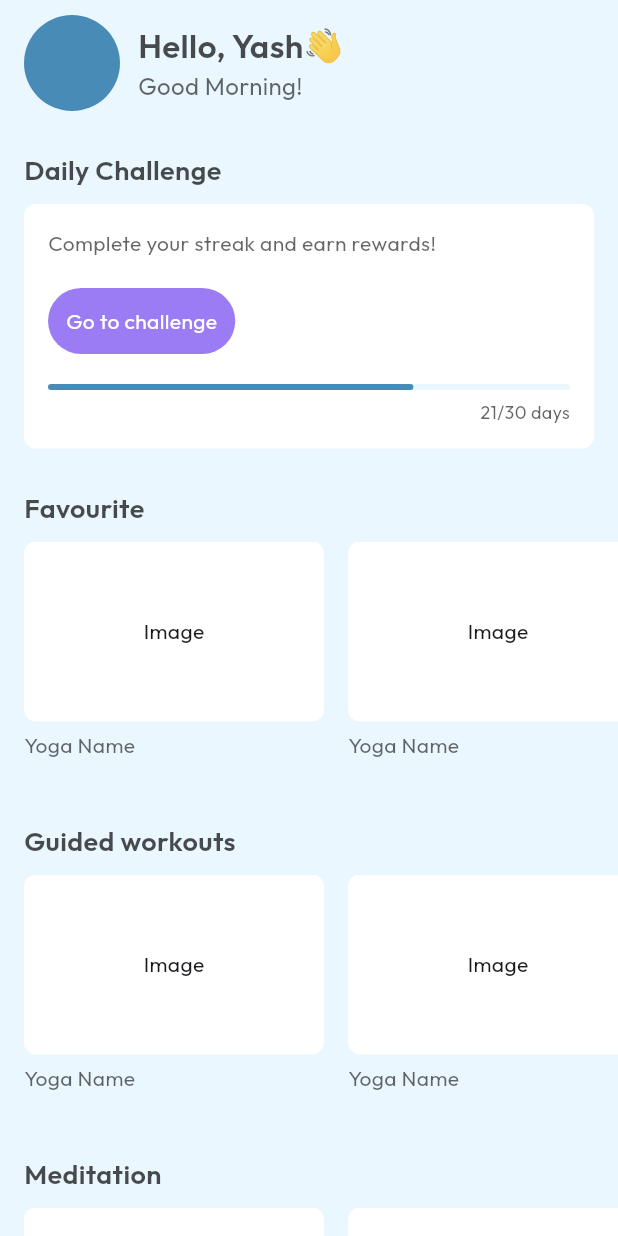
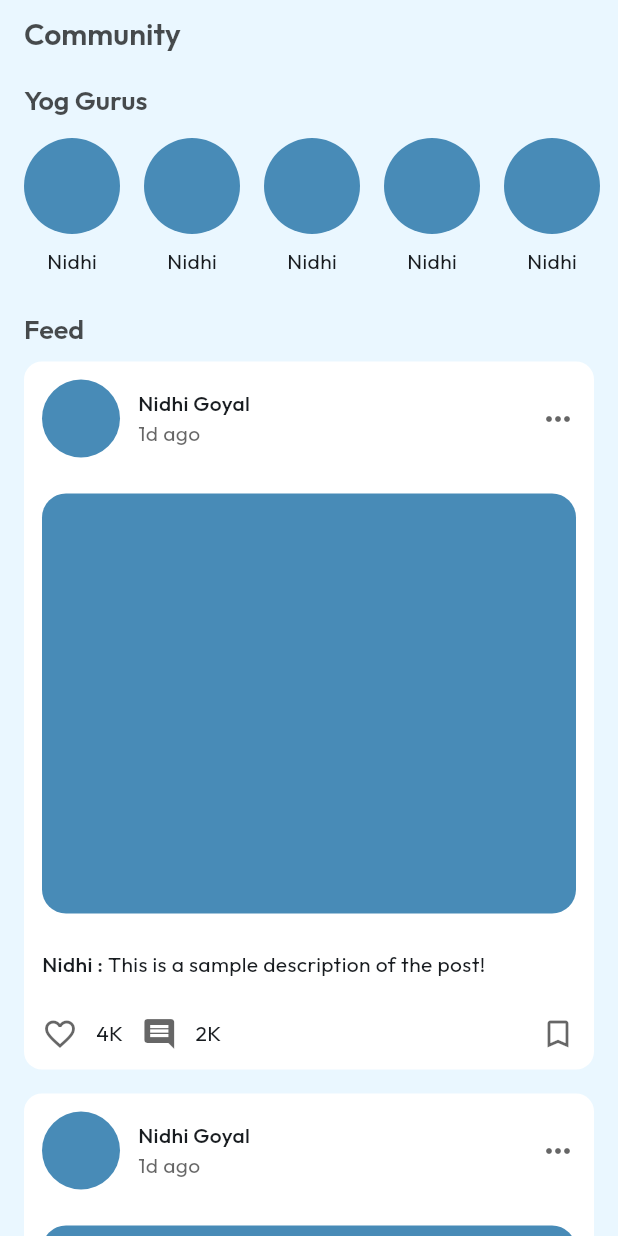
Before and after one commit to Yash-Khattar/YogZen, a Flutter app: the screen it shows after launch, on a phone screen of 412 x 824 dp. Run offline on Flutter 3.47's test engine with Material 2 defaults, Android fonts, the phone set to English and light mode, and no system bars; our stand-ins replace google_fonts.

Commit message:
community page

```diff
--- a/lib/main.dart
+++ b/lib/main.dart
@@ -1,5 +1,7 @@
 import 'package:flutter/material.dart';
 import 'package:google_fonts/google_fonts.dart';
+import 'package:yogzen/global/color.dart';
+import 'package:yogzen/screens/community/community_screen.dart';
 import 'package:yogzen/screens/home/home.dart';
 
 void main() {
@@ -15,11 +17,22 @@ class MyApp extends StatelessWidget {
       title: 'YogZen',
       debugShowCheckedModeBanner: false,
       theme: ThemeData(
-        // colorScheme: ColorScheme.fromSeed(seedColor: Colors.deepPurple),
-        fontFamily: GoogleFonts.outfit().fontFamily,
-        useMaterial3: true,
-      ),
-      home: const HomeScreen(),
+          colorScheme: ColorScheme.fromSeed(seedColor: kdarkBlue),
+          fontFamily: GoogleFonts.outfit().fontFamily,
+          useMaterial3: true,
+          textTheme: TextTheme(
+            headlineLarge: TextStyle(
+              fontSize: 20,
+              fontWeight: FontWeight.w600,
+              color: kblackHeading,
+            ),
+            headlineMedium: TextStyle(
+              fontSize: 18,
+              fontWeight: FontWeight.w600,
+              color: kblackHeading,
+            ),
+          )),
+      home: const CommunityScreen(),
     );
   }
 }
--- /dev/null
+++ b/lib/screens/community/community_screen.dart
@@ -0,0 +1,98 @@
+import "package:flutter/material.dart";
+import "package:yogzen/global/color.dart";
+import "package:yogzen/screens/community/components/post_card.dart";
+
+class CommunityScreen extends StatefulWidget {
+  const CommunityScreen({super.key});
+
+  @override
+  State<CommunityScreen> createState() => _CommunityScreenState();
+}
+
+class _CommunityScreenState extends State<CommunityScreen> {
+  List yogGuruList = [
+    "Nidhi",
+    "Nidhi",
+    "Nidhi",
+    "Nidhi",
+    "Nidhi",
+    "Nidhi",
+    "Nidhi",
+  ];
+
+  List postCardList = [
+    PostCard(),
+    PostCard(),
+    PostCard(),
+    PostCard(),
+    PostCard(),
+    PostCard(),
+    PostCard(),
+    PostCard(),
+  ];
+
+  @override
+  Widget build(BuildContext context) {
+    return Scaffold(
+      backgroundColor: klightBlue,
+      body: SafeArea(
+        child: SingleChildScrollView(
+          child: Padding(
+            padding: const EdgeInsets.only(left: 16),
+            child: Column(
+              crossAxisAlignment: CrossAxisAlignment.start,
+              children: [
+                const SizedBox(height: 10),
+                Text(
+                  "Community",
+                  style: Theme.of(context).textTheme.headlineLarge,
+                ),
+
+                //Yog Gurus
+                const SizedBox(height: 20),
+                Text("Yog Gurus",
+                    style: Theme.of(context).textTheme.headlineMedium),
+                const SizedBox(height: 10),
+                Container(
+                  height: 100,
+                  child: ListView.builder(
+                      scrollDirection: Axis.horizontal,
+                      itemCount: yogGuruList.length,
+                      itemBuilder: (context, index) {
+                        return Padding(
+                          padding: const EdgeInsets.only(right: 16),
+                          child: Column(
+                            mainAxisAlignment: MainAxisAlignment.center,
+                            children: [
+                              const CircleAvatar(
+                                radius: 32,
+                                backgroundColor: kdarkBlue,
+                                // backgroundImage: AssetImage('assets/images/avatar.png'),
+                              ),
+                              const SizedBox(height: 8),
+                              Text(yogGuruList[index]),
+                            ],
+                          ),
+                        );
+                      }),
+                ),
+
+                //Feed
+                const SizedBox(height: 20),
+                Text("Feed", style: Theme.of(context).textTheme.headlineMedium),
+                const SizedBox(height: 10),
+                ListView.builder(
+                    physics: const NeverScrollableScrollPhysics(),
+                    shrinkWrap: true,
+                    itemCount: postCardList.length,
+                    itemBuilder: (context, index) {
+                      return postCardList[index];
+                    }),
+              ],
+            ),
+          ),
+        ),
+      ),
+    );
+  }
+}
--- /dev/null
+++ b/lib/screens/community/components/post_card.dart
@@ -0,0 +1,139 @@
+import 'package:flutter/material.dart';
+import 'package:yogzen/global/color.dart';
+
+class PostCard extends StatefulWidget {
+  const PostCard({super.key});
+
+  @override
+  State<PostCard> createState() => _PostCardState();
+}
+
+class _PostCardState extends State<PostCard> {
+  bool isLiked = false;
+  bool isSaved = false;
+  @override
+  Widget build(BuildContext context) {
+    return Padding(
+      padding: const EdgeInsets.only(bottom: 16, right: 16),
+      child: Container(
+        decoration: const BoxDecoration(
+          color: Colors.white,
+          borderRadius: BorderRadius.all(Radius.circular(12)),
+        ),
+        child: Column(
+          children: [
+            Row(
+              mainAxisAlignment: MainAxisAlignment.spaceBetween,
+              children: [
+                Row(
+                  children: [
+                    const Padding(
+                      padding: EdgeInsets.all(12.0),
+                      child: CircleAvatar(
+                        backgroundColor: kdarkBlue,
+                        radius: 26,
+                      ),
+                    ),
+                    Column(
+                      crossAxisAlignment: CrossAxisAlignment.start,
+                      children: [
+                        const Text(
+                          'Nidhi Goyal',
+                          style: TextStyle(fontWeight: FontWeight.w500),
+                        ),
+                        Text(
+                          '1d ago',
+                          style: TextStyle(color: kblackSubHeading),
+                        ),
+                      ],
+                    ),
+                  ],
+                ),
+                IconButton(
+                  onPressed: () {},
+                  icon: Icon(
+                    Icons.more_horiz,
+                    color: kblackSubHeading,
+                  ),
+                ),
+              ],
+            ),
+            Padding(
+              padding: const EdgeInsets.all(12.0),
+              child: Container(
+                width: double.infinity,
+                height: 280,
+                decoration: const BoxDecoration(
+                    color: kdarkBlue,
+                    borderRadius: BorderRadius.all(Radius.circular(16))),
+              ),
+            ),
+            const Padding(
+              padding: EdgeInsets.all(12.0),
+              child: Row(
+                crossAxisAlignment: CrossAxisAlignment.start,
+                children: [
+                  Text(
+                    'Nidhi : ',
+                    style: TextStyle(fontWeight: FontWeight.w500),
+                  ),
+                  Expanded(
+                    child: Text(
+                      'This is a sample description of the post!',
+                      style: TextStyle(
+                        fontWeight: FontWeight.w400,
+                      ),
+                      maxLines: 2,
+                    ),
+                  ),
+                ],
+              ),
+            ),
+            Row(
+              mainAxisAlignment: MainAxisAlignment.spaceBetween,
+              children: [
+                Row(
+                  children: [
+                    IconButton(
+                      onPressed: () {
+                        setState(() {
+                          isLiked = !isLiked;
+                        });
+                      },
+                      icon: Icon(
+                        isLiked
+                            ? Icons.favorite
+                            : Icons.favorite_border_outlined,
+                        color: isLiked ? Colors.red : kblackSubHeading,
+                      ),
+                    ),
+                    const Text('4K'),
+                    IconButton(
+                      onPressed: () {},
+                      icon: Icon(
+                        Icons.comment,
+                        color: kblackSubHeading,
+                      ),
+                    ),
+                    const Text('2K'),
+                  ],
+                ),
+                IconButton(
+                  onPressed: () {
+                    setState(() {
+                      isSaved = !isSaved;
+                    });
+                  },
+                  icon: Icon(
+                    isSaved ? Icons.bookmark : Icons.bookmark_border_outlined,
+                    color: isSaved ? Colors.yellow : kblackSubHeading,
+                  ),
+                ),
+              ],
+            )
+          ],
+        ),
+      ),
+    );
+  }
+}
--- a/lib/screens/home/home.dart
+++ b/lib/screens/home/home.dart
@@ -11,11 +11,11 @@ class HomeScreen extends StatefulWidget {
 
 class _HomeScreenState extends State<HomeScreen> {
   List yogaList = [
-    YogaCard(),
-    YogaCard(),
-    YogaCard(),
-    YogaCard(),
-    YogaCard(),
+    const YogaCard(),
+    const YogaCard(),
+    const YogaCard(),
+    const YogaCard(),
+    const YogaCard(),
   ];
 
   @override
@@ -112,7 +112,7 @@ class _HomeScreenState extends State<HomeScreen> {
                         color: kdarkBlue,
                         borderRadius: BorderRadius.all(Radius.circular(8)),
                       ),
-                      SizedBox(height: 6),
+                      const SizedBox(height: 6),
                       Align(
                         alignment: Alignment.centerRight,
                         child: Expanded(
```
